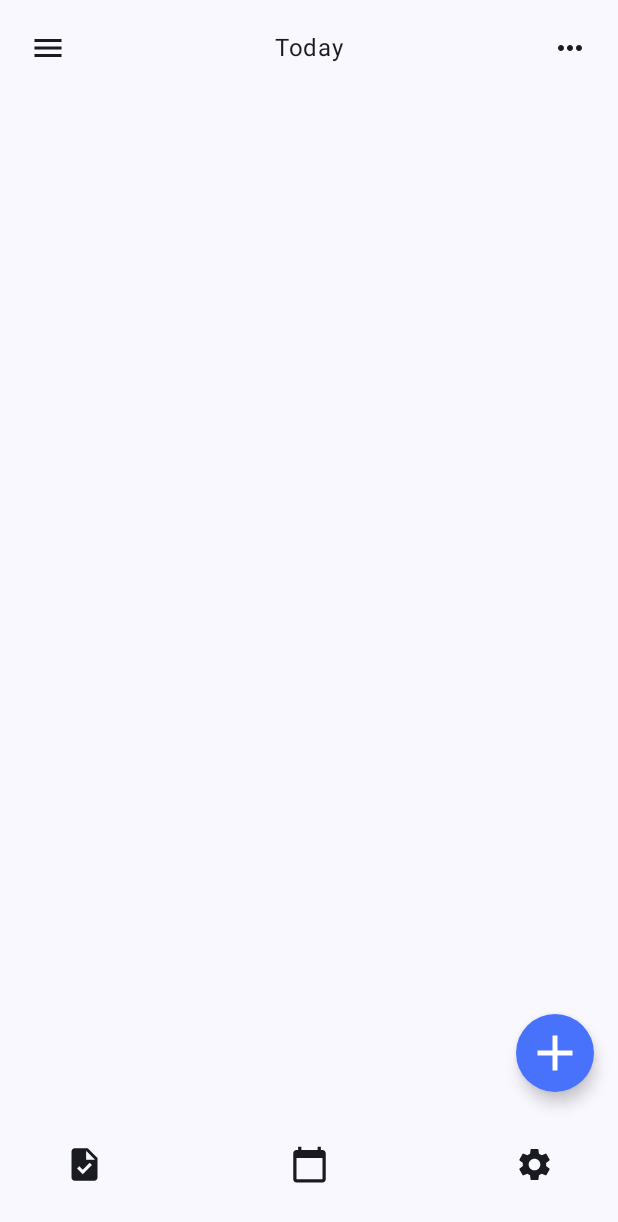
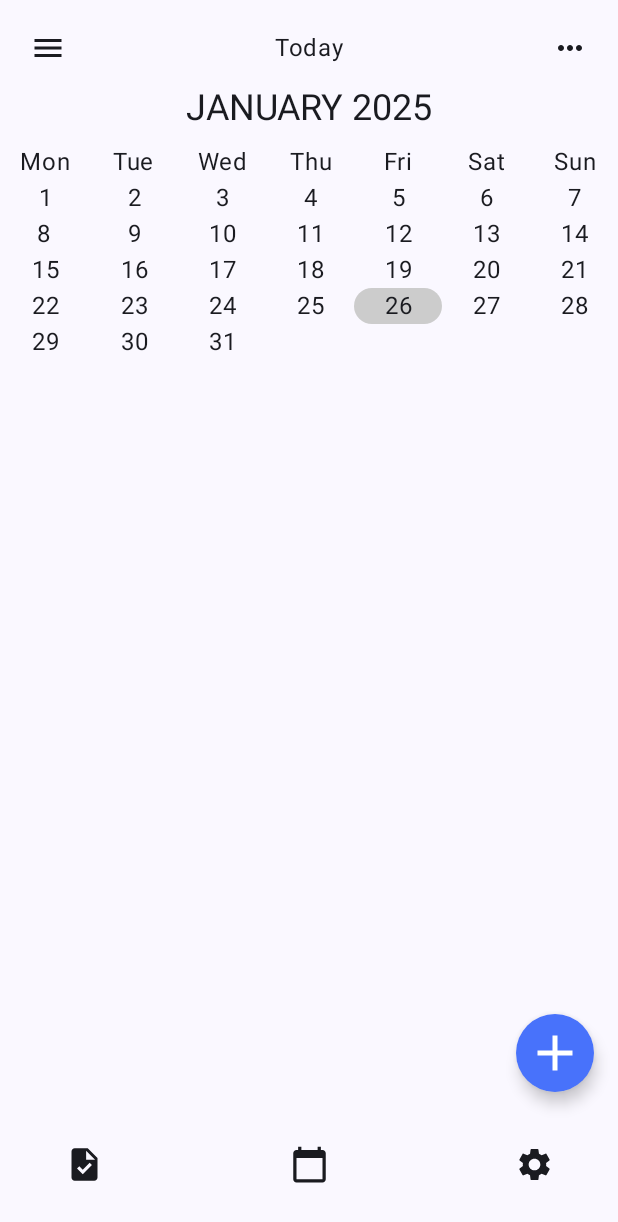
Before and after one commit to Kmykhail/Taskify, an Android app built with Jetpack Compose: the HomeScreen screen opened through its navigation route, on a phone screen of 412 x 824 dp. Shown: the top 1222 px of the screen. Run offline under Robolectric (Android 15) with nearby library versions, the phone set to English and light mode, and no system bars; our stand-ins replace Dagger/Hilt's generated code.

Commit message:
add custom calendar view

```diff
--- /dev/null
+++ b/app/src/main/java/com/kote/taskifyapp/ui/components/CustomCalendarView.kt
@@ -0,0 +1,174 @@
+package com.kote.taskifyapp.ui.components
+
+import androidx.compose.foundation.background
+import androidx.compose.foundation.clickable
+import androidx.compose.foundation.interaction.MutableInteractionSource
+import androidx.compose.foundation.layout.Arrangement
+import androidx.compose.foundation.layout.Column
+import androidx.compose.foundation.layout.PaddingValues
+import androidx.compose.foundation.layout.Row
+import androidx.compose.foundation.layout.Spacer
+import androidx.compose.foundation.layout.fillMaxSize
+import androidx.compose.foundation.layout.height
+import androidx.compose.foundation.layout.padding
+import androidx.compose.foundation.layout.size
+import androidx.compose.foundation.layout.wrapContentSize
+import androidx.compose.foundation.lazy.grid.GridCells
+import androidx.compose.foundation.lazy.grid.GridItemSpan
+import androidx.compose.foundation.lazy.grid.LazyVerticalGrid
+import androidx.compose.foundation.lazy.grid.items
+import androidx.compose.foundation.pager.HorizontalPager
+import androidx.compose.foundation.pager.rememberPagerState
+import androidx.compose.foundation.shape.CircleShape
+import androidx.compose.material.icons.Icons
+import androidx.compose.material.icons.filled.Circle
+import androidx.compose.material3.Icon
+import androidx.compose.material3.MaterialTheme
+import androidx.compose.material3.Text
+import androidx.compose.runtime.Composable
+import androidx.compose.runtime.getValue
+import androidx.compose.runtime.mutableStateMapOf
+import androidx.compose.runtime.mutableStateOf
+import androidx.compose.runtime.remember
+import androidx.compose.runtime.setValue
+import androidx.compose.ui.Alignment
+import androidx.compose.ui.Modifier
+import androidx.compose.ui.draw.clip
+import androidx.compose.ui.graphics.Color
+import androidx.compose.ui.text.style.TextAlign
+import androidx.compose.ui.unit.dp
+import com.kote.taskifyapp.data.Task
+import com.kote.taskifyapp.ui.home.HomeListView
+import com.kote.taskifyapp.ui.home.TasksUiState
+import java.time.Instant
+import java.time.LocalDate
+import java.time.YearMonth
+import java.time.ZoneId
+
+@Composable
+fun CustomCalendarView(
+    tasks: List<Task>,
+    tasksUiState: TasksUiState,
+    onNavigateToTaskDetails: (String) -> Unit,
+    markAsCompleted: (Int) -> Unit,
+    paddingValues: PaddingValues,
+) {
+    val pagerState = rememberPagerState(
+        initialPage = Int.MAX_VALUE / 2,
+        pageCount = { Int.MAX_VALUE }
+    )
+
+    HorizontalPager(
+        state = pagerState,
+        modifier = Modifier
+            .fillMaxSize()
+            .padding(paddingValues)
+    ) { page ->
+        val currentMonth = YearMonth.now().plusMonths(page - (Int.MAX_VALUE / 2).toLong())
+        CalendarView(
+            month = currentMonth,
+            tasks = tasks,
+            tasksUiState = tasksUiState,
+            onNavigateToTaskDetails = onNavigateToTaskDetails,
+            markAsCompleted = markAsCompleted
+        )
+    }
+}
+
+@Composable
+private fun CalendarView(
+    month: YearMonth,
+    tasks: List<Task>,
+    tasksUiState: TasksUiState,
+    onNavigateToTaskDetails: (String) -> Unit,
+    markAsCompleted: (Int) -> Unit,
+) {
+    val daysInMonth = month.lengthOfMonth()
+    val daysList = remember(month){ (1 .. daysInMonth).map { month.atDay(it) } }
+    var selectedDate by remember { mutableStateOf(LocalDate.now()) }
+    val tasksByDate = remember(tasks, daysList) {
+        val map = mutableStateMapOf<LocalDate, MutableList<Task>>()
+        tasks.forEach { task ->
+            if (task.date != null) {
+                val taskLocalDate = Instant.ofEpochMilli(task.date).atZone(ZoneId.systemDefault()).toLocalDate()
+                daysList.find { taskLocalDate.isEqual(it) }?.let {
+                    map.getOrPut(taskLocalDate) { mutableListOf() }.add(task)
+                }
+            }
+        }
+        map
+    }
+
+    Column(
+        horizontalAlignment = Alignment.CenterHorizontally,
+        modifier = Modifier.fillMaxSize()
+    ) {
+        Text(
+            text = "${month.month} ${month.year}",
+            style = MaterialTheme.typography.headlineSmall
+        )
+        Spacer(modifier = Modifier.height(8.dp))
+        LazyVerticalGrid(
+            columns = GridCells.Fixed(7),
+        ) {
+            item(span = { GridItemSpan(this.maxLineSpan) }) {
+                Row(
+                    verticalAlignment = Alignment.CenterVertically,
+                    horizontalArrangement = Arrangement.Start,
+                ) {
+                    listOf("Mon", "Tue", "Wed", "Thu", "Fri", "Sat", "Sun").forEach { day ->
+                        Text(
+                            text = day,
+                            modifier = Modifier.weight(1f),
+                            textAlign = TextAlign.Center
+                        )
+                    }
+                }
+            }
+
+            items(daysList, key = {it}) { day ->
+                Column (
+                    verticalArrangement = Arrangement.Center,
+                    horizontalAlignment = Alignment.CenterHorizontally,
+                    modifier = Modifier
+                        .clip(CircleShape)
+                        .background(color = when (day) {
+                            LocalDate.now() -> Color.White
+                            selectedDate -> Color.LightGray
+                            else -> Color.Transparent })
+                        .wrapContentSize()
+                        .clickable(
+                            interactionSource = remember { MutableInteractionSource() },
+                            indication = null,
+                            onClick = {
+                                selectedDate = day
+                            }
+                        )
+                ) {
+                    Text(
+                        text = day.dayOfMonth.toString(),
+                        textAlign = TextAlign.Center
+                    )
+                    if (tasksByDate.contains(day)) {
+                        Icon(
+                            imageVector = Icons.Default.Circle,
+                            tint = Color.Blue,
+                            contentDescription = null,
+                            modifier = Modifier.size(4.dp)
+                        )
+                    }
+                }
+            }
+        }
+
+        tasksByDate[selectedDate]?.toList()?.let {
+            HomeListView(
+                tasks = it,
+                tasksUiState = tasksUiState,
+                onNavigateToTaskDetails = onNavigateToTaskDetails,
+                onNavigateToSelectionScreen = {},
+                markAsCompleted = markAsCompleted,
+            )
+        }
+    }
+}
--- a/app/src/main/java/com/kote/taskifyapp/ui/details/TaskViewModel.kt
+++ b/app/src/main/java/com/kote/taskifyapp/ui/details/TaskViewModel.kt
@@ -1,5 +1,6 @@
 package com.kote.taskifyapp.ui.details
 
+import android.util.Log
 import androidx.compose.ui.graphics.Color
 import androidx.lifecycle.SavedStateHandle
 import androidx.lifecycle.ViewModel
@@ -15,7 +16,6 @@ import kotlinx.coroutines.flow.update
 import kotlinx.coroutines.launch
 import java.util.Calendar
 import javax.inject.Inject
-import kotlin.math.max
 
 @HiltViewModel
 class TaskViewModel @Inject constructor(
@@ -30,6 +30,8 @@ class TaskViewModel @Inject constructor(
     init {
         viewModelScope.launch {
             val taskId: String? = savedStateHandle["taskId"]
+//            val date: String? = savedStateHandle["date"]
+//            Log.d("Debug", "TaskViewModel, taskId:${taskId}, date:${date}")
             repository.getAllTasksDesc().collect{ tasks ->
                 if (!taskId.isNullOrEmpty()) {
                     tasks.firstOrNull{ it.id == taskId.toInt() }?.let { _taskState.value = it }
--- a/app/src/main/java/com/kote/taskifyapp/ui/home/HomeBottomBar.kt
+++ b/app/src/main/java/com/kote/taskifyapp/ui/home/HomeBottomBar.kt
@@ -16,6 +16,7 @@ import androidx.compose.ui.unit.dp
 
 @Composable
 fun HomeBottomBar(
+    onClick: (UserHomeScreens) -> Unit,
     modifier: Modifier = Modifier
 ) {
     Row(
@@ -24,7 +25,7 @@ fun HomeBottomBar(
         modifier = modifier
     ) {
         IconButton(
-            onClick = {}
+            onClick = {onClick(UserHomeScreens.TASKS)}
         ) {
             Icon(
                 imageVector = Icons.Default.Task,
@@ -33,7 +34,7 @@ fun HomeBottomBar(
             )
         }
         IconButton(
-            onClick = {}
+            onClick = {onClick(UserHomeScreens.CALENDAR)}
         ) {
             Icon(
                 imageVector = Icons.Default.CalendarToday,
@@ -42,7 +43,7 @@ fun HomeBottomBar(
             )
         }
         IconButton(
-            onClick = {},
+            onClick = {onClick(UserHomeScreens.SETTINGS)},
         ) {
             Icon(
                 imageVector = Icons.Default.Settings,
--- a/app/src/main/java/com/kote/taskifyapp/ui/home/HomeScreen.kt
+++ b/app/src/main/java/com/kote/taskifyapp/ui/home/HomeScreen.kt
@@ -12,9 +12,17 @@ import androidx.compose.material3.Scaffold
 import androidx.compose.runtime.Composable
 import androidx.compose.runtime.collectAsState
 import androidx.compose.runtime.getValue
+import androidx.compose.runtime.mutableStateOf
+import androidx.compose.runtime.remember
+import androidx.compose.runtime.setValue
 import androidx.compose.ui.Modifier
 import androidx.compose.ui.graphics.Color
 import androidx.compose.ui.unit.dp
+import com.kote.taskifyapp.ui.components.CustomCalendarView
+
+enum class UserHomeScreens {
+    TASKS, CALENDAR, SETTINGS
+}
 
 @Composable
 fun HomeScreen(
@@ -25,6 +33,7 @@ fun HomeScreen(
 ) {
     val tasks by viewModel.tasks.collectAsState()
     val tasksUiState by viewModel.tasksUiState.collectAsState()
+    var userScreens by remember { mutableStateOf(UserHomeScreens.CALENDAR) }
 
     Scaffold(
         topBar = {
@@ -40,6 +49,7 @@ fun HomeScreen(
         },
         bottomBar = {
             HomeBottomBar(
+                onClick = {userScreens = it},
                 modifier = Modifier
                     .fillMaxWidth()
                     .padding(top = 8.dp, bottom = 24.dp, start = 32.dp, end = 32.dp)
@@ -62,6 +72,8 @@ fun HomeScreen(
             }
         }
     ) { paddingValues ->
+        when (userScreens) {
+            UserHomeScreens.TASKS -> {
                 HomeListView(
                     tasks = tasks,
                     tasksUiState = tasksUiState,
@@ -71,4 +83,16 @@ fun HomeScreen(
                     paddingValues = paddingValues
                 )
             }
+            UserHomeScreens.CALENDAR -> {
+                CustomCalendarView(
+                    tasks = tasks,
+                    tasksUiState = tasksUiState,
+                    onNavigateToTaskDetails = onNavigateToTaskDetails,
+                    markAsCompleted = viewModel::markAsCompleted,
+                    paddingValues = paddingValues
+                )
             }
+            UserHomeScreens.SETTINGS -> Unit
+        }
+    }
+}
--- a/app/src/main/java/com/kote/taskifyapp/ui/home/HomeTasksSelectionScreen.kt
+++ b/app/src/main/java/com/kote/taskifyapp/ui/home/HomeTasksSelectionScreen.kt
@@ -8,6 +8,7 @@ import androidx.compose.foundation.layout.Spacer
 import androidx.compose.foundation.layout.fillMaxSize
 import androidx.compose.foundation.layout.fillMaxWidth
 import androidx.compose.foundation.layout.padding
+import androidx.compose.foundation.layout.width
 import androidx.compose.foundation.lazy.LazyColumn
 import androidx.compose.foundation.lazy.items
 import androidx.compose.foundation.shape.RoundedCornerShape
@@ -125,8 +126,8 @@ private fun ShowTasks(
                         checked = onSelectedTask(task.id),
                         onCheckedChange = {onToggleTaskSelection(task.id)}
                     )
+                    Spacer(modifier = Modifier.width(6.dp))
                     Text(text = task.title ?: "Untitled")
-                    Spacer(modifier = Modifier.weight(1f))
                 }
             }
         }
--- a/app/src/main/java/com/kote/taskifyapp/ui/home/HomeTasksView.kt
+++ b/app/src/main/java/com/kote/taskifyapp/ui/home/HomeTasksView.kt
@@ -33,17 +33,13 @@ import androidx.compose.foundation.lazy.rememberLazyListState
 import androidx.compose.foundation.shape.RoundedCornerShape
 import androidx.compose.material.icons.Icons
 import androidx.compose.material.icons.filled.ArrowDropDown
-import androidx.compose.material.icons.filled.Delete
 import androidx.compose.material.icons.outlined.AccessTime
 import androidx.compose.material3.Checkbox
 import androidx.compose.material3.ExperimentalMaterial3Api
 import androidx.compose.material3.Icon
 import androidx.compose.material3.IconButton
-import androidx.compose.material3.ModalBottomSheet
 import androidx.compose.material3.Text
-import androidx.compose.material3.rememberModalBottomSheetState
 import androidx.compose.runtime.Composable
-import androidx.compose.runtime.derivedStateOf
 import androidx.compose.runtime.getValue
 import androidx.compose.runtime.mutableStateOf
 import androidx.compose.runtime.remember
@@ -65,7 +61,7 @@ fun HomeListView(
     onNavigateToTaskDetails: (String) -> Unit,
     onNavigateToSelectionScreen: () -> Unit,
     markAsCompleted: (Int) -> Unit,
-    paddingValues: PaddingValues,
+    paddingValues: PaddingValues = PaddingValues(0.dp),
 ) {
     Column(
         modifier = Modifier
--- a/app/src/main/java/com/kote/taskifyapp/ui/home/HomeViewModel.kt
+++ b/app/src/main/java/com/kote/taskifyapp/ui/home/HomeViewModel.kt
@@ -56,10 +56,6 @@ class HomeViewModel @Inject constructor(
     fun setSortType(sortType: SortType) { _tasksUiState.update { it.copy(sortType = sortType) }}
     fun setFilterType(filterType: FilterType) { _tasksUiState.update { it.copy(filterType = filterType) } }
 
-    fun getNumberActiveTasks(): Int {
-        return tasks.value.count { !it.isCompleted }
-    }
-
     fun deleteAllTasks() {
         viewModelScope.launch {
             tasks.value.forEach { task ->
--- a/app/src/main/java/com/kote/taskifyapp/ui/navigation/TaskifyNavGraph.kt
+++ b/app/src/main/java/com/kote/taskifyapp/ui/navigation/TaskifyNavGraph.kt
@@ -3,7 +3,6 @@ package com.kote.taskifyapp.ui.navigation
 import androidx.compose.runtime.Composable
 import androidx.compose.ui.Modifier
 import androidx.hilt.navigation.compose.hiltViewModel
-import androidx.lifecycle.viewmodel.compose.viewModel
 import androidx.navigation.NavHostController
 import androidx.navigation.NavType
 import androidx.navigation.compose.NavHost
@@ -44,12 +43,19 @@ fun TaskifyNavGraph(
             )
         }
         composable(
-            route = "details/{taskId}?",
-            arguments = listOf(navArgument("taskId") {
-                type = NavType.StringType
-                defaultValue = null
-                nullable = true
-            })
+            route = "details/{taskId}?date={date}",
+            arguments = listOf(
+                navArgument("taskId") {
+                    type = NavType.StringType
+                    defaultValue = null
+                    nullable = true
+                },
+//                navArgument("date") {
+//                    type = NavType.StringType
+//                    defaultValue = null
+//                    nullable = true
+//                }
+            )
         ) {
             TaskScreen(
                 viewModel = hiltViewModel<TaskViewModel>(),
```
Also changed, not shown: app/src/main/java/com/kote/taskifyapp/ui/details/ModalDateTimeSheet.kt (line endings or trailing spaces). Lines whose indentation alone changed are shown as unchanged.
